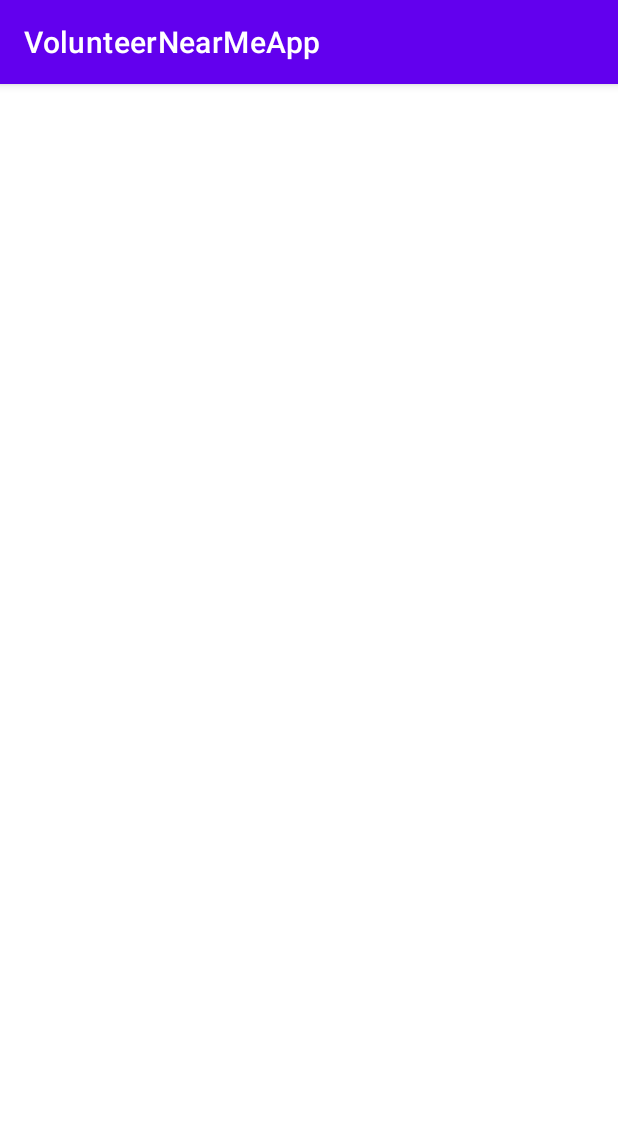
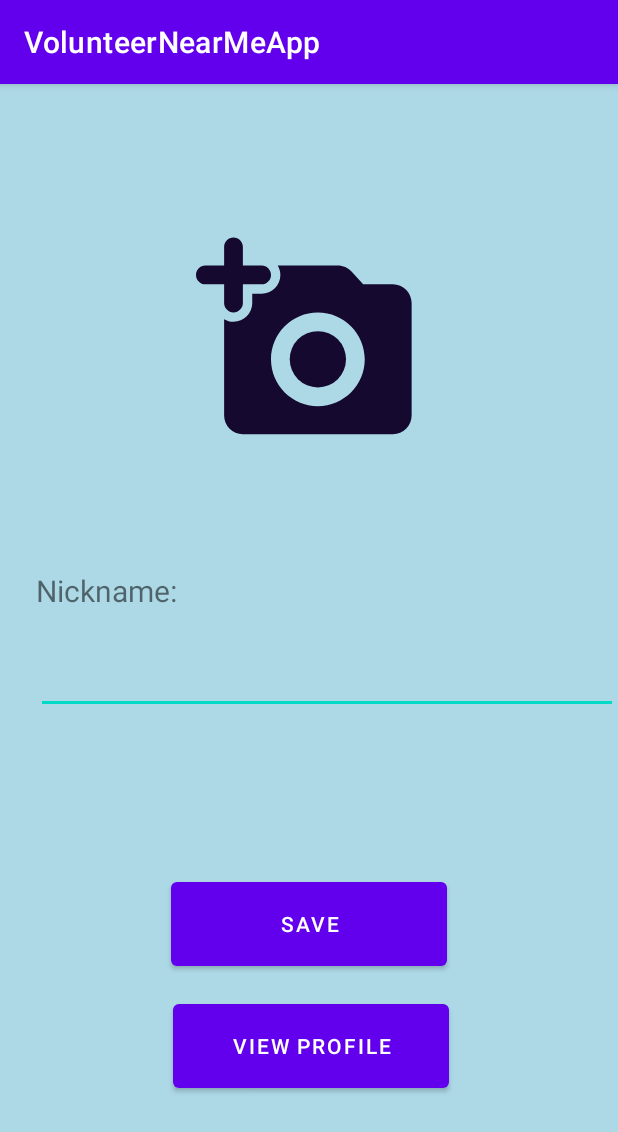
Before and after one commit to costis99/VolunteerNearMeApp, an Android app: the EditProfileActivity screen opened directly, with no data from a screen before it, on a phone screen of 412 x 824 dp. Shown: the top 1132 px of the screen. Run offline under Robolectric (Android 15) with nearby library versions, the light colour scheme and no system bars; our stand-ins replace Firebase (no records; nobody signed in at launch, a user with empty details on screens opened directly).

Commit message:
Added edit profile and change email/ password functions

```diff
--- a/app/src/main/java/Comp3200/volunteernearmeapp/EditProfileActivity.kt
+++ b/app/src/main/java/Comp3200/volunteernearmeapp/EditProfileActivity.kt
@@ -1,7 +1,60 @@
 package Comp3200.volunteernearmeapp
 
+import android.content.Intent
+import android.os.Bundle
+import android.widget.Button
+import android.widget.EditText
+import android.widget.TextView
+import android.widget.Toast
 import androidx.appcompat.app.AppCompatActivity
+import com.google.firebase.auth.FirebaseAuth
+import com.google.firebase.auth.ktx.auth
+import com.google.firebase.firestore.FirebaseFirestore
+import com.google.firebase.firestore.ktx.firestore
+import com.google.firebase.ktx.Firebase
 
 class EditProfileActivity: AppCompatActivity() {
+    private lateinit var auth: FirebaseAuth
+    private lateinit var fStore: FirebaseFirestore
+    override fun onCreate(savedInstanceState: Bundle?) {
+        super.onCreate(savedInstanceState)
+        setContentView(R.layout.activity_edit_profile)
+        auth = Firebase.auth
+        fStore = Firebase.firestore
+        val nickname : EditText = findViewById(R.id.tv_nickname)
+        val saver: Button = findViewById(R.id.save_button)
+        saver.setOnClickListener {
+            saveChanges(nickname)
+        }
+        val viewProfile: Button = findViewById(R.id.view_profile)
+        viewProfile.setOnClickListener {
+            startActivity(Intent(this, ProfileViewActivity::class.java))
+        }
 
+    }
+
+    private fun saveChanges(nickname: EditText) {
+        val user = Firebase.auth.currentUser
+        val userId = user?.uid
+        if(nickname.text != null){
+            if (userId != null) {
+                fStore.collection("users").document(userId).get().addOnSuccessListener { result ->
+                        val name = hashMapOf(
+                            "Email ID" to user?.email.toString(),
+                            "Nickname" to nickname.text.toString(),
+                            "Role" to result.get("Role").toString()
+                        )
+                    fStore.collection("users").document(userId).set(name)
+                    Toast.makeText(
+                        baseContext,
+                        "Nickname updated successfully!",
+                        Toast.LENGTH_SHORT
+                    ).show()
+
+                }
+            }
+
+        }
+
+    }
 }
--- a/app/src/main/res/layout/activity_edit_profile.xml
+++ b/app/src/main/res/layout/activity_edit_profile.xml
@@ -1,6 +1,68 @@
 <?xml version="1.0" encoding="utf-8"?>
 <androidx.constraintlayout.widget.ConstraintLayout xmlns:android="http://schemas.android.com/apk/res/android"
+    xmlns:app="http://schemas.android.com/apk/res-auto"
+    xmlns:tools="http://schemas.android.com/tools"
     android:layout_width="match_parent"
-    android:layout_height="match_parent">
+    android:layout_height="match_parent"
+    android:background="#ADD8E6">
+
+    <ImageView
+        android:id="@+id/memberPicture"
+        android:layout_width="150dp"
+        android:layout_height="150dp"
+        android:layout_marginTop="96dp"
+        android:background="@drawable/ic_round_add_a_photo_24"
+        app:layout_constraintEnd_toEndOf="parent"
+        app:layout_constraintHorizontal_bias="0.498"
+        app:layout_constraintStart_toStartOf="parent"
+        app:layout_constraintTop_toTopOf="parent" />
+
+    <TextView
+        android:id="@+id/nick"
+        android:layout_width="match_parent"
+        android:layout_height="wrap_content"
+        android:layout_marginStart="24dp"
+        android:layout_marginTop="324dp"
+        android:text="Nickname: "
+        android:textSize="20sp"
+        app:layout_constraintStart_toStartOf="parent"
+        app:layout_constraintTop_toTopOf="parent" />
+
+    <EditText
+        android:id="@+id/tv_nickname"
+        android:layout_width="match_parent"
+        android:layout_height="wrap_content"
+        android:layout_marginStart="24dp"
+        android:layout_marginTop="372dp"
+        android:inputType="textPersonName"
+        android:text=""
+        android:textSize="20sp"
+        app:layout_constraintStart_toStartOf="parent"
+        app:layout_constraintTop_toTopOf="parent" />
+
+
+    <Button
+        android:id="@+id/view_profile"
+        android:layout_width="184dp"
+        android:layout_height="68dp"
+        android:text="View Profile"
+        app:layout_constraintBottom_toBottomOf="parent"
+        app:layout_constraintEnd_toEndOf="parent"
+        app:layout_constraintHorizontal_bias="0.506"
+        app:layout_constraintStart_toStartOf="parent"
+        app:layout_constraintTop_toTopOf="parent"
+        app:layout_constraintVertical_bias="0.868" />
+
+    <Button
+        android:id="@+id/save_button"
+        android:layout_width="184dp"
+        android:layout_height="68dp"
+        android:text="SAVE"
+        app:layout_constraintBottom_toBottomOf="parent"
+        app:layout_constraintEnd_toEndOf="parent"
+        app:layout_constraintHorizontal_bias="0.5"
+        app:layout_constraintStart_toStartOf="parent"
+        app:layout_constraintTop_toTopOf="parent"
+        app:layout_constraintVertical_bias="0.751" />
 
 </androidx.constraintlayout.widget.ConstraintLayout>
```
Also changed, not shown: app/src/main/java/Comp3200/volunteernearmeapp/ChangeEmailActivity.kt (added, +70 -0 lines), app/src/main/java/Comp3200/volunteernearmeapp/ProfileViewActivity.kt (+8 -0 lines), app/src/main/res/layout/activity_change_email.xml (added, +82 -0 lines), app/src/main/res/layout/activity_user_profile.xml (+20 -8 lines).
